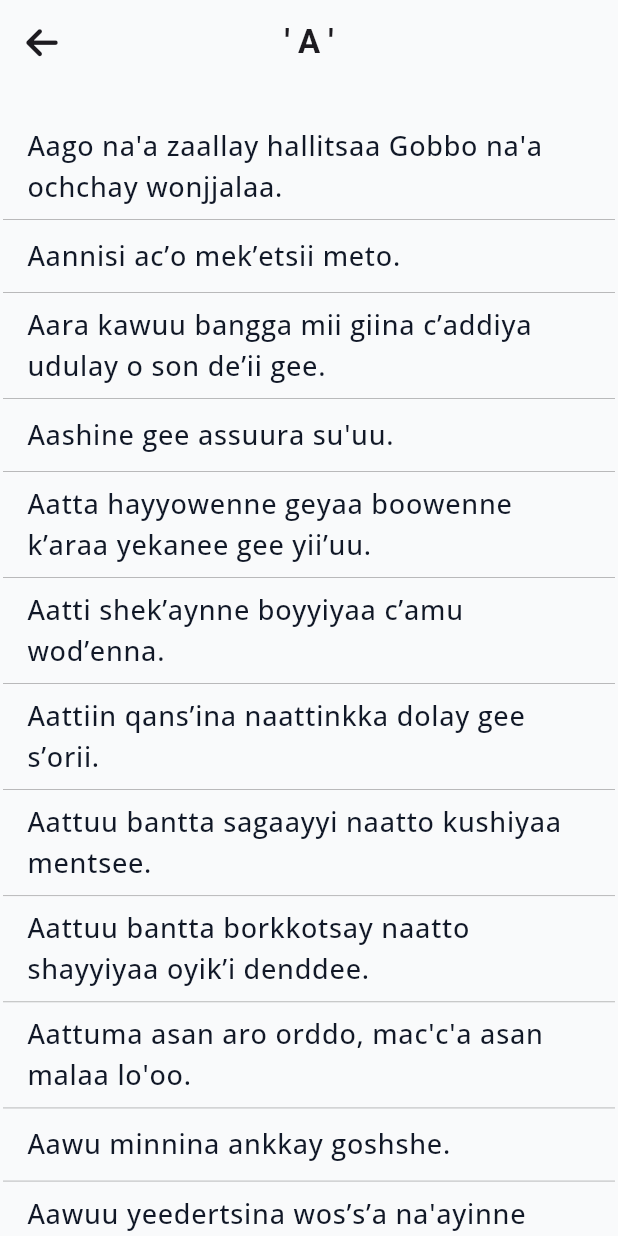
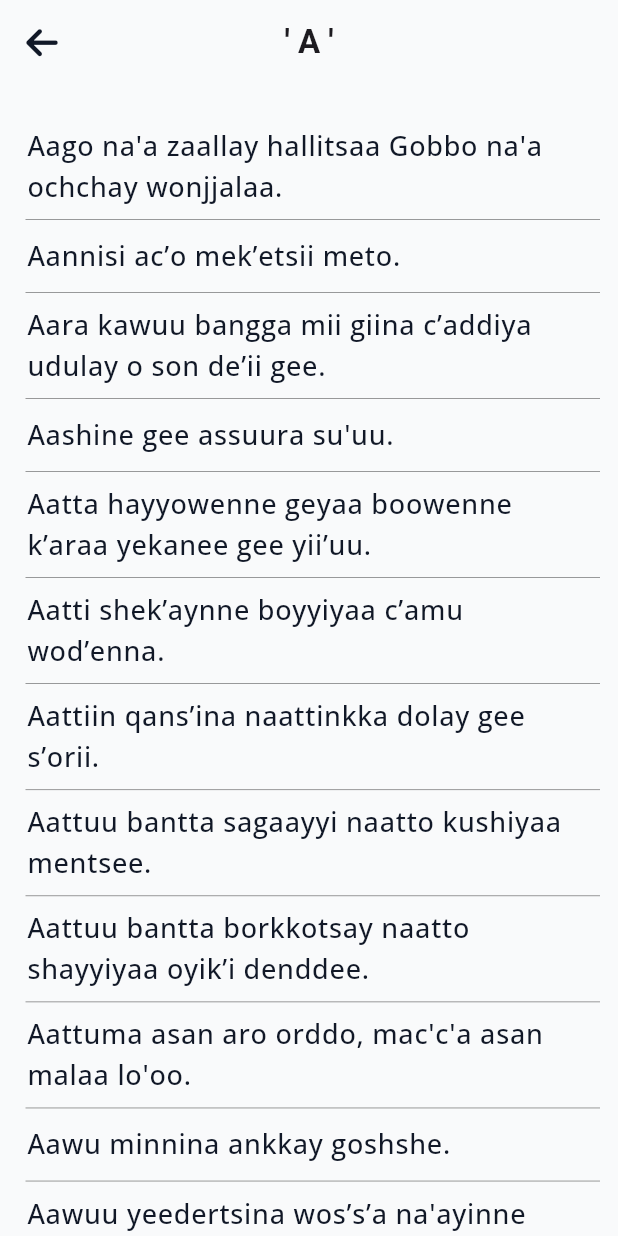
Before and after one commit to NahumDm/Dawurogna-figurative-speaking, a Flutter app: the Category screen opened by its route, after a tap on an icon or button, on a phone screen of 412 x 824 dp. Run offline on Flutter 3.47's test engine with Material 3 defaults, Android fonts, the phone set to English and light mode, and no system bars; our stand-ins replace font_awesome_flutter, go_router, google_nav_bar.

Commit message:
Added slide transition & redesigned category screen ui

```diff
--- a/lib/Core/Route/route_config.dart
+++ b/lib/Core/Route/route_config.dart
@@ -5,6 +5,7 @@ import 'package:dawurogna_figurative_speaking/Screens/onboarding.dart';
 import 'package:dawurogna_figurative_speaking/Screens/proverb_detail.dart';
 import 'package:dawurogna_figurative_speaking/Widgets/appshell.dart';
 import 'package:dawurogna_figurative_speaking/Widgets/proverbs_alphabet_list.dart';
+import 'package:flutter/material.dart';
 import 'package:go_router/go_router.dart';
 
 final routeProvider = GoRouter(
@@ -23,13 +24,29 @@ final routeProvider = GoRouter(
     GoRoute(
       name: RouteNames.taleDetail,
       path: '/tale/:id',
-      builder: (context, state) {
-        // 1. Get the 'id' from path parameters. It's a String?.
-        final proverbIdString = state.pathParameters['id'];
-        // 2. Parse the String to an int. Handle potential nulls.
-        final proverbId = int.tryParse(proverbIdString ?? '') ?? 0;
-        // 3. Pass the int to your screen.
-        return ProverbDetailScreen(proverbId: proverbId);
+      pageBuilder: (context, state) {
+        final proverbId = int.tryParse(state.pathParameters['id'] ?? '') ?? 0;
+
+        // Get the slide direction from the 'extra' parameter passed during navigation.
+        // Default to a standard slide-in from the right if no direction is provided.
+        final direction = state.extra as Offset? ?? const Offset(1.0, 0.0);
+
+        return CustomTransitionPage(
+          key: state.pageKey,
+          child: ProverbDetailScreen(proverbId: proverbId),
+          // Define the transition logic directly here
+          transitionsBuilder: (context, animation, secondaryAnimation, child) {
+            return SlideTransition(
+              position: Tween<Offset>(
+                begin: direction,
+                end: Offset.zero,
+              ).animate(
+                CurvedAnimation(parent: animation, curve: Curves.easeOut),
+              ),
+              child: child,
+            );
+          },
+        );
       },
     ),
 
--- a/lib/screens/category.dart
+++ b/lib/screens/category.dart
@@ -100,22 +100,12 @@ class ProverbsListView extends StatelessWidget {
         return Container(
           margin: const EdgeInsets.symmetric(vertical: 3.0),
           decoration: BoxDecoration(
-            gradient: LinearGradient(
-              colors: [
-                Constants.butttonColor.withOpacity(0.65),
-                Constants.textColor.withOpacity(0.72),
-                Constants.iconColor.withOpacity(0.55),
-                Constants.background.withOpacity(1.0),
-              ],
-              begin: Alignment.bottomLeft,
-              end: Alignment.topRight,
-            ),
             borderRadius: BorderRadius.circular(8.0),
             boxShadow: [
               BoxShadow(
-                color: Constants.background.withOpacity(0.15),
-                blurRadius: 4,
-                offset: const Offset(0, 4),
+                color: Constants.textColor.withOpacity(0.15),
+                blurRadius: 0,
+                offset: const Offset(0, 2),
               ),
             ],
           ),
@@ -124,8 +114,8 @@ class ProverbsListView extends StatelessWidget {
               alphabet[index],
               style: const TextStyle(
                 fontSize: Constants.lgFont,
-                fontWeight: FontWeight.bold,
-                color: Constants.background,
+                fontWeight: FontWeight.w500,
+                color: Constants.textColor,
               ),
             ),
             onTap: () => onTap(alphabet[index]),
--- a/lib/widgets/proverbs_alphabet_list.dart
+++ b/lib/widgets/proverbs_alphabet_list.dart
@@ -27,7 +27,10 @@ class AlphabetListTile extends StatelessWidget {
         backgroundColor: Constants.background,
         leading: IconButton(
           onPressed: () => context.go('/category'),
-          icon: const FaIcon(FontAwesomeIcons.arrowLeft),
+          icon: const FaIcon(
+            FontAwesomeIcons.arrowLeft,
+            color: Constants.textColor,
+          ),
         ),
         centerTitle: true,
         title: Text(
@@ -69,7 +72,9 @@ class AlphabetListTile extends StatelessWidget {
                 separatorBuilder:
                     (context, index) => const Divider(
                       color: Constants.title,
-                      thickness: 0.2,
+                      thickness: 0.3,
+                      indent: 15,
+                      endIndent: 10,
                       height: 0.7,
                     ),
 
```
Also changed, not shown: lib/screens/proverb_detail.dart (+13 -4 lines), 1 other file.
